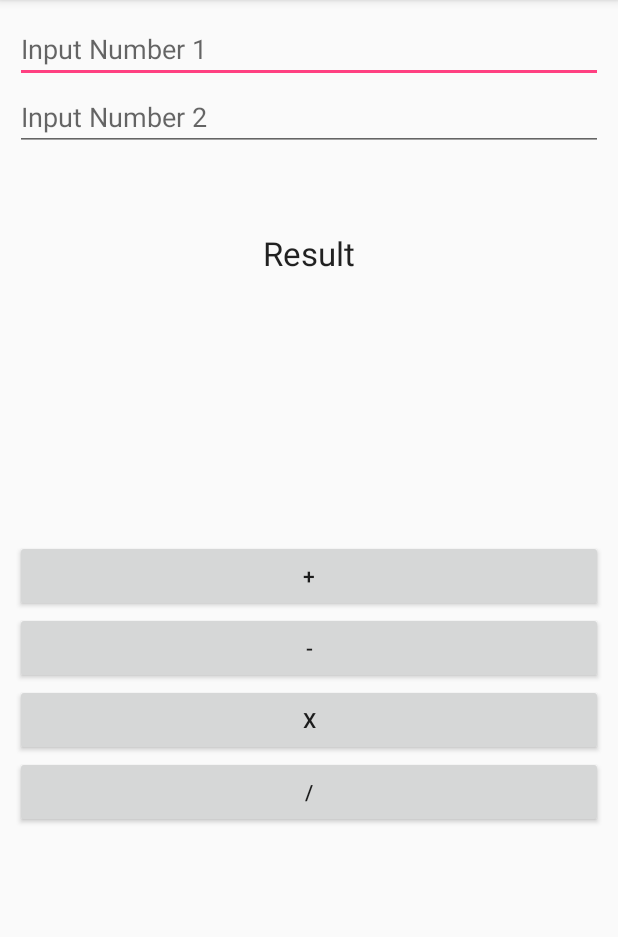
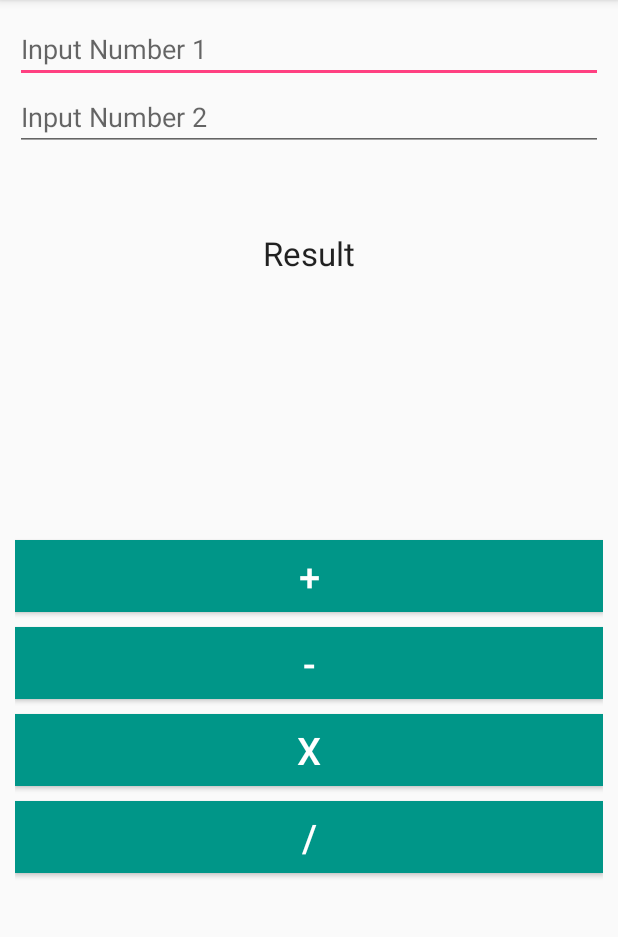
Before and after one commit to fritexvz/KotlinAndroidCalculator, an Android app: the screen it shows after launch (MainActivity), on a phone screen of 412 x 824 dp, the part 84-1021 px from its top. Run offline under Robolectric (Android 15) with nearby library versions, the phone set to English and light mode, and no system bars.

Commit message:
button colors

```diff
--- a/app/src/main/res/layout/activity_main.xml
+++ b/app/src/main/res/layout/activity_main.xml
@@ -56,7 +56,11 @@
         android:layout_width="match_parent"
         android:layout_height="wrap_content"
         android:text="+"
+        android:layout_marginTop="10dp"
         android:id="@+id/button_add"
+        android:textColor="#fff"
+        android:background="#009688"
+        android:textSize="25sp"
         android:layout_centerVertical="true"
         android:layout_alignParentLeft="true"
         android:layout_alignParentStart="true" />
@@ -65,7 +69,12 @@
         android:layout_width="match_parent"
         android:layout_height="wrap_content"
         android:text="-"
+        android:layout_marginTop="10dp"
+        android:textColor="#fff"
+        android:background="#009688"
+        android:textSize="25sp"
         android:id="@+id/button_minus"
+
         android:layout_below="@+id/button_add"
         android:layout_alignParentLeft="true"
         android:layout_alignParentStart="true" />
@@ -74,6 +83,10 @@
         android:layout_width="match_parent"
         android:layout_height="wrap_content"
         android:text="X"
+        android:textColor="#fff"
+        android:layout_marginTop="10dp"
+        android:background="#009688"
+        android:textSize="25sp"
         android:id="@+id/button_multiple"
         android:layout_centerVertical="true"
         android:layout_below="@id/button_minus"
@@ -83,6 +96,10 @@
         android:layout_width="match_parent"
         android:layout_height="wrap_content"
         android:text="/"
+        android:textColor="#fff"
+        android:background="#009688"
+        android:layout_marginTop="10dp"
+        android:textSize="25sp"
         android:id="@+id/button_divide"
         android:layout_below="@+id/button_multiple"
         />
```
